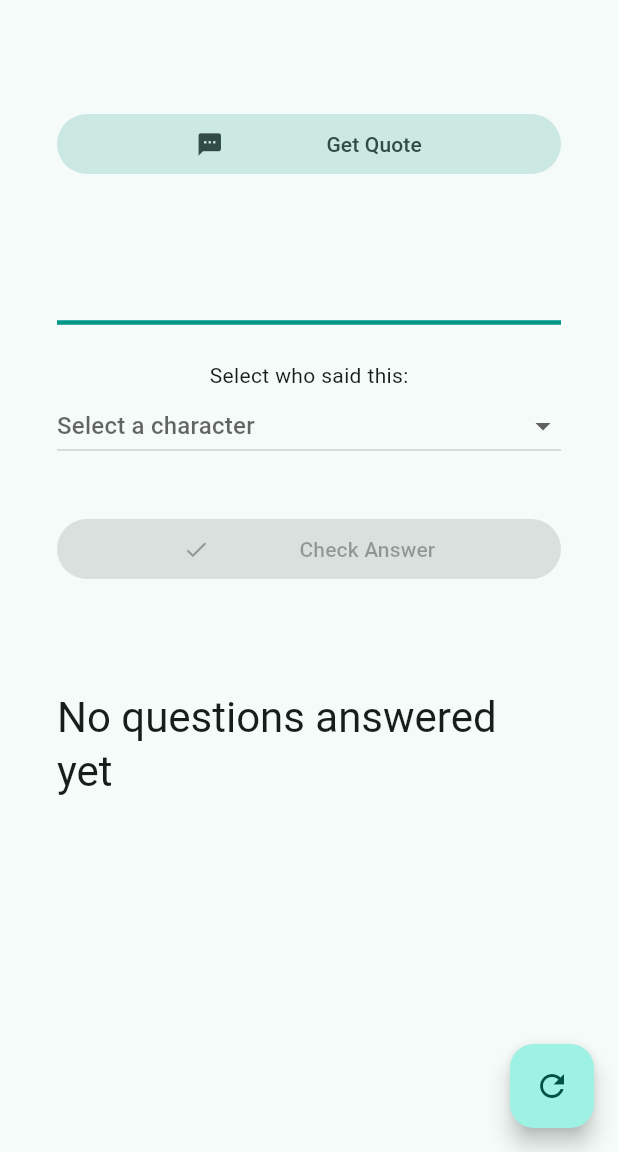
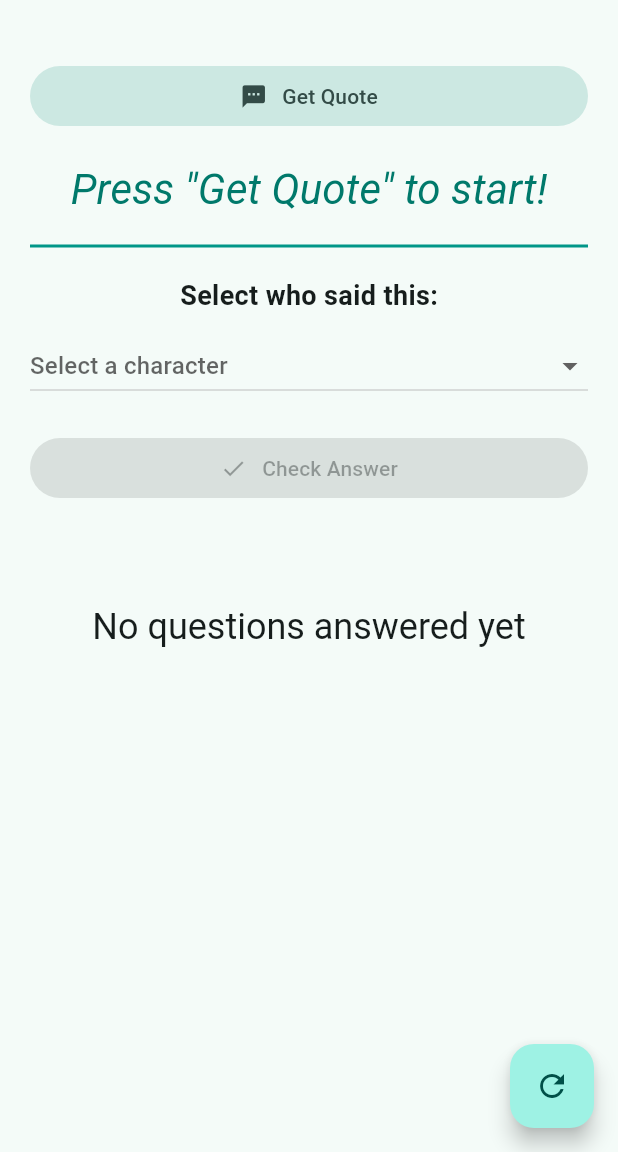
Before and after one commit to BenJacques/the_one_app, a Flutter app: the screen it shows after launch, after a tap on "Get Quote", after a tap on the "refresh" icon, on a phone screen of 412 x 824 dp, the part 84-1236 px from its top. Run offline on Flutter 3.47's test engine with Material 3 defaults, Android fonts, the phone set to English and light mode, and no system bars; network calls fail.

Commit message:
Make main ui prettier

```diff
--- a/lib/main.dart
+++ b/lib/main.dart
@@ -1,4 +1,3 @@
-
 import 'package:flutter/material.dart';
 import 'package:the_one_app/character_lists.dart';
 import 'api_interface.dart';
@@ -11,11 +10,10 @@ void main() {
 class MyApp extends StatelessWidget {
   const MyApp({super.key});
 
-  // This widget is the root of your application.
   @override
   Widget build(BuildContext context) {
     return MaterialApp(
-      title: 'Flutter Demo',
+      title: 'The One App',
       theme: ThemeData(
         colorScheme: ColorScheme.fromSeed(seedColor: Colors.teal),
         useMaterial3: true,
@@ -48,49 +46,55 @@ class _MyHomePageState extends State<MyHomePage> {
 
   final _api = TheOneApi();
 
-
   @override
   Widget build(BuildContext context) {
     return Scaffold(
       appBar: AppBar(
         backgroundColor: Theme.of(context).colorScheme.inversePrimary,
-
         title: Text(widget.title),
       ),
       body: Padding(
-        padding: const EdgeInsets.all(38.0),
+        padding: const EdgeInsets.all(20.0),
         child: Center(
-
           child: Column(
+            crossAxisAlignment: CrossAxisAlignment.center,
             children: <Widget>[
-              Padding(
-                padding: const EdgeInsets.symmetric(vertical: 34.0),
-                child: FilledButton.tonal(
+              const SizedBox(height: 20),
+              FilledButton.tonal(
                 onPressed: getGetQuoteLogic(),
                 child: const Row(
-                    mainAxisAlignment: MainAxisAlignment.spaceEvenly,
+                  mainAxisAlignment: MainAxisAlignment.center,
                   children: [
                     Icon(Icons.textsms),
+                    SizedBox(width: 10),
                     Text('Get Quote'),
                   ],
                 ),
               ),
-              ),
+              const SizedBox(height: 20),
               ConstrainedBox(
                 constraints: const BoxConstraints(maxHeight: 200),
                 child: SingleChildScrollView(
                   child: Text(
-                    _quote,
-                    style: Theme.of(context).textTheme.headlineMedium,
+                    _quote.isEmpty ? 'Press "Get Quote" to start!' : _quote,
+                    textAlign: TextAlign.center,
+                    style: Theme.of(context).textTheme.headlineMedium?.copyWith(
+                          fontStyle: FontStyle.italic,
+                          color: Colors.teal.shade700,
+                        ),
                   ),
                 ),
               ),
               const Divider(
-                height: 50,
-                thickness: 3,
+                height: 40,
+                thickness: 2,
                 color: Colors.teal,
               ),
-              const Text('Select who said this:'),
+              const Text(
+                'Select who said this:',
+                style: TextStyle(fontSize: 18, fontWeight: FontWeight.bold),
+              ),
+              const SizedBox(height: 10),
               DropdownButton<String>(
                 hint: const Text('Select a character'),
                 value: _selectedCharacter,
@@ -108,26 +112,33 @@ class _MyHomePageState extends State<MyHomePage> {
                 }).toList(),
                 isExpanded: true,
               ),
-              Padding(
-                padding: const EdgeInsets.symmetric(vertical: 34.0),
-                child: FilledButton.tonal(
+              const SizedBox(height: 20),
+              FilledButton.tonal(
                 onPressed: getCheckAnswerLogic(),
                 child: const Row(
-                    mainAxisAlignment: MainAxisAlignment.spaceEvenly,
+                  mainAxisAlignment: MainAxisAlignment.center,
                   children: [
                     Icon(Icons.check),
+                    SizedBox(width: 10),
                     Text('Check Answer'),
                   ],
                 ),
               ),
-              ),
+              const SizedBox(height: 20),
               Text(
                 _answer,
-                style: Theme.of(context).textTheme.headlineMedium,
+                textAlign: TextAlign.center,
+                style: Theme.of(context).textTheme.headlineMedium?.copyWith(
+                      color: _answer.contains('Correct')
+                          ? Colors.green
+                          : Colors.red,
                     ),
+              ),
+              const SizedBox(height: 10),
               Text(
                 getScore(),
-                style: Theme.of(context).textTheme.headlineMedium,
+                textAlign: TextAlign.center,
+                style: Theme.of(context).textTheme.headlineSmall,
               ),
             ],
           ),
@@ -135,7 +146,7 @@ class _MyHomePageState extends State<MyHomePage> {
       ),
       floatingActionButton: FloatingActionButton(
         onPressed: resetGame,
-        tooltip: 'Increment',
+        tooltip: 'Reset Game',
         child: const Icon(Icons.refresh),
       ),
     );
@@ -144,8 +155,7 @@ class _MyHomePageState extends State<MyHomePage> {
   Function()? getCheckAnswerLogic() {
     if (_quote == '' || !_checkAnswerEnabled) {
       return null;
-    }
-    else {
+    } else {
       return onCheckAnswerPressed;
     }
   }
@@ -153,8 +163,7 @@ class _MyHomePageState extends State<MyHomePage> {
   Function()? getGetQuoteLogic() {
     if (_getQuoteEnabled) {
       return onPressed;
-    }
-    else {
+    } else {
       return null;
     }
   }
@@ -175,26 +184,19 @@ class _MyHomePageState extends State<MyHomePage> {
     });
   }
 
-  void onEditingComplete() {
-    print('Editing complete');
-  }
-
   void onCheckAnswerPressed() {
-    print('Check Answer Pressed');
     setState(() {
       _numTotal++;
       if (_character == _selectedCharacter) {
         _numCorrect++;
         _answer = 'Correct!';
         _checkAnswerEnabled = false;
-        print('Correct');
       } else {
         _numStrikes++;
-        _answer = 'Incorrect. The right answer was $_character. You have $_numStrikes strikes.';
-        print('Incorrect');
+        _answer =
+            'Incorrect. The right answer was $_character. You have $_numStrikes strikes.';
         _checkAnswerEnabled = false;
         if (_numStrikes >= 3) {
-          _answer = 'Incorrect. The right answer was $_character. You have $_numStrikes strikes.';
           _getQuoteEnabled = false;
         }
       }
@@ -203,33 +205,19 @@ class _MyHomePageState extends State<MyHomePage> {
 
   void onPressed() {
     setState(() {
-      // Disable button while waiting for response
       _quote = 'Loading...';
     });
-    print('Pressed');
-    String character = _selectedCharacter ?? '';
-    if (character == 'Random') {
-      character = '';
-    }
-    if (_character != '') {
-      character = _character;
-    }
-    _api.getQuoteFromCharacterList(getCharacterList()).onError((error, stackTrace) {
-      print('Error getting quote: $error');
-      return CharacterQuote(quote: 'Error getting quote', character: 'Error');
-    }).then((value) {
+    _api.getQuoteFromCharacterList(getCharacterList()).then((value) {
       setState(() {
         _character = value.character.toString();
         _quote = value.quote.toString();
         _checkAnswerEnabled = true;
       });
+    }).onError((error, stackTrace) {
+      setState(() {
+        _quote = 'Error getting quote';
       });
-
-    // _api.get('/quote').then((value) {
-    //   setState(() {
-    //     _quote = value;
-    //   });
-    // });
+    });
   }
 
   String getScore() {
@@ -240,6 +228,5 @@ class _MyHomePageState extends State<MyHomePage> {
       return 'Game Over. Final Score: $_numCorrect';
     }
     return 'Current Score: $_numCorrect';
-
   }
 }
```
Lines whose indentation alone changed are shown as unchanged.
